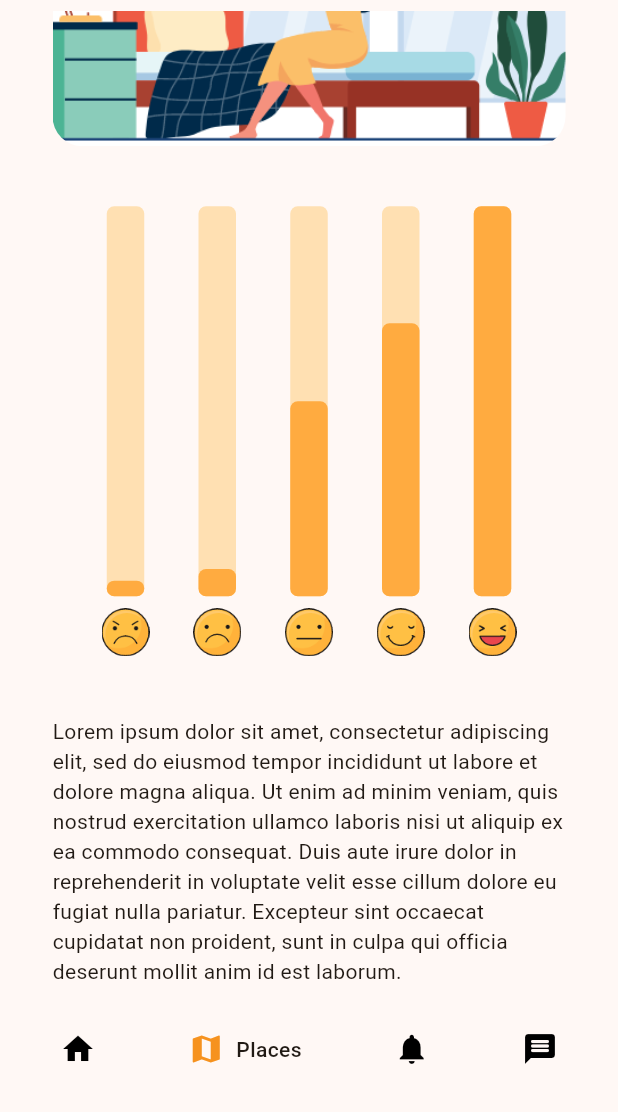
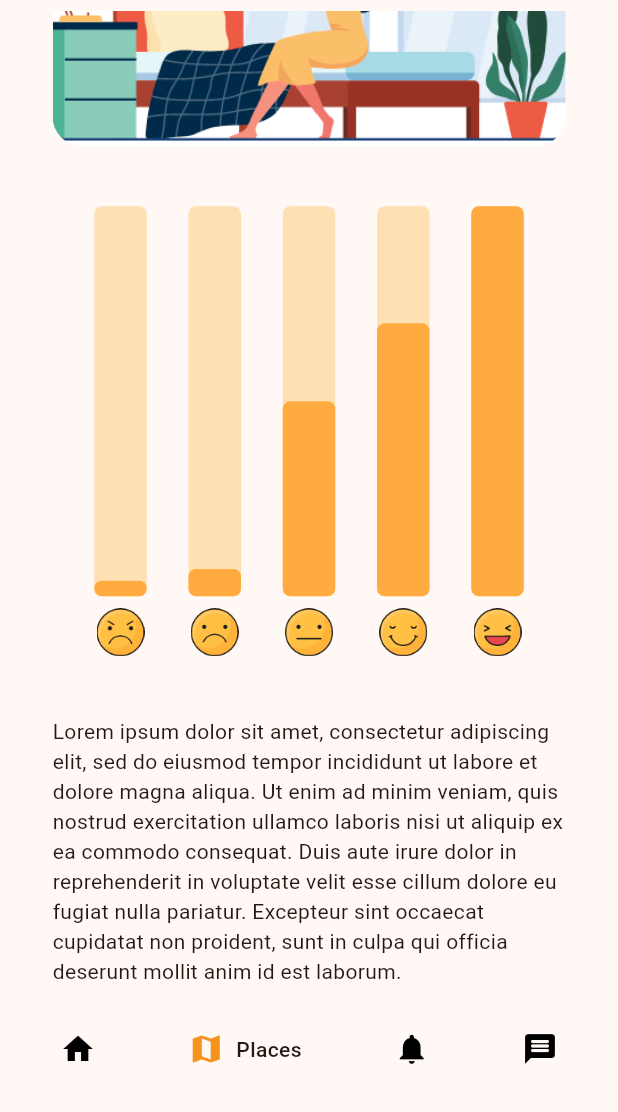
Before and after one commit to WladimirFilho/Flutter-MyFunCity, a Flutter app: the screen it shows once a user with an empty profile is signed in, item 2 of the bottom bar chosen, scrolled down 543 dp, on a phone screen of 412 x 824 dp, the part 124-1236 px from its top. Run offline on Flutter 3.47's test engine with Material 2 defaults, Android fonts, the phone set to English and light mode, and no system bars; drawn by our look-alikes of fl_chart, google_nav_bar; our stand-ins replace cloud_firestore, firebase_auth, firebase_core, get; accounts and stored records are empty.

Commit message:
graph bar

```diff
--- a/lib/pages/places_pages/bar_graph.dart
+++ b/lib/pages/places_pages/bar_graph.dart
@@ -93,7 +93,7 @@ class MyBarGraph extends StatelessWidget {
                       color: Colors.orange[100],
                     ),
                     borderRadius: BorderRadius.circular(5),
-                    width: 25,
+                    width: 35,
                     toY: data.y,
                     color: Colors.orangeAccent,
                   ),
```
